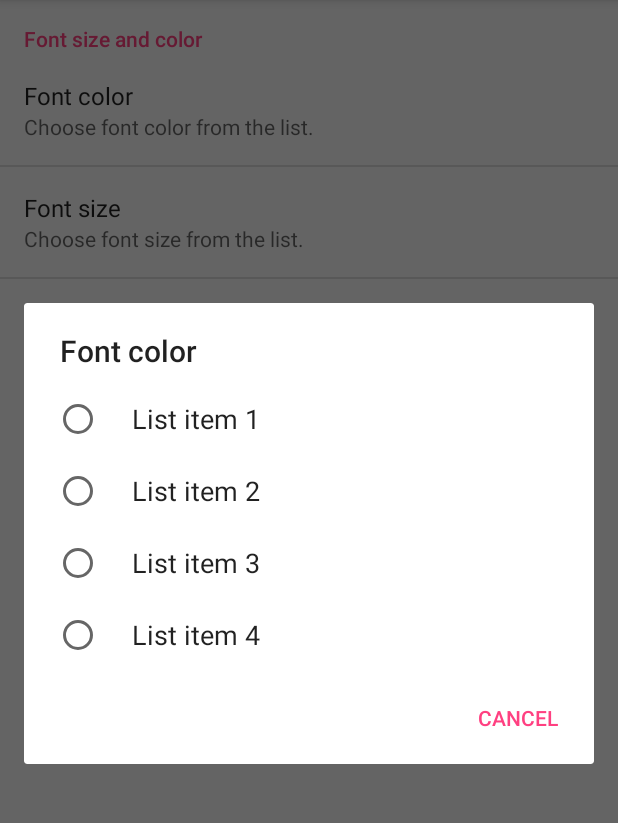
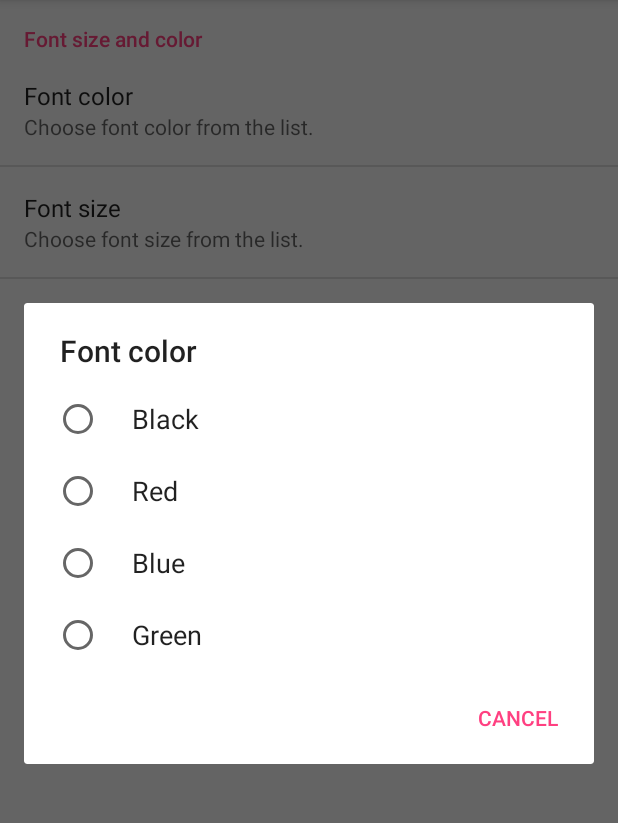
Before and after one commit to L-Dogg/shopping_list, an Android app: the fragment SettingsFragment placed in its activity, after a tap on "Font color", on a phone screen of 412 x 824 dp, the part 84-907 px from its top. Run offline under Robolectric (Android 15) with nearby library versions, the phone set to English and light mode, and no system bars.

Commit message:
Add working font color change in preferences.

```diff
--- a/Shopping/app/build.gradle
+++ b/Shopping/app/build.gradle
@@ -16,6 +16,9 @@ android {
             minifyEnabled false
             proguardFiles getDefaultProguardFile('proguard-android.txt'), 'proguard-rules.pro'
         }
+        debug {
+            testCoverageEnabled = true
+        }
     }
 }
 
--- a/Shopping/app/src/main/java/com/example/szymek/shopping/MainFragment.java
+++ b/Shopping/app/src/main/java/com/example/szymek/shopping/MainFragment.java
@@ -5,8 +5,10 @@ import android.content.Context;
 import android.content.DialogInterface;
 import android.database.Cursor;
 import android.database.sqlite.SQLiteDatabase;
+import android.graphics.Color;
 import android.media.Image;
 import android.os.Bundle;
+import android.support.annotation.ColorInt;
 import android.support.annotation.Nullable;
 import android.support.design.widget.FloatingActionButton;
 import android.app.Fragment;
@@ -23,6 +25,7 @@ import android.widget.AdapterView;
 import android.widget.CheckBox;
 import android.widget.EditText;
 import android.widget.LinearLayout;
+import android.widget.TextView;
 import android.widget.Toast;
 
 import java.util.ArrayList;
--- a/Shopping/app/src/main/res/values/arrays.xml
+++ b/Shopping/app/src/main/res/values/arrays.xml
@@ -1,27 +1,27 @@
 <?xml version="1.0" encoding="utf-8"?>
 <resources>
     <string-array name="font_size_entries">
-        <item>List item 1</item>
-        <item>List item 2</item>
-        <item>List item 3</item>
-        <item>List item 4</item>
+        <item>Small</item>
+        <item>Normall</item>
+        <item>Big</item>
+        <item>Large</item>
     </string-array>
     <string-array name="font_size_values">
-        <item>1</item>
-        <item>2</item>
-        <item>3</item>
-        <item>4</item>
+        <item>small</item>
+        <item>normal</item>
+        <item>big</item>
+        <item>large</item>
     </string-array>
     <string-array name="font_color_entries">
-        <item>List item 1</item>
-        <item>List item 2</item>
-        <item>List item 3</item>
-        <item>List item 4</item>
+        <item>Black</item>
+        <item>Red</item>
+        <item>Blue</item>
+        <item>Green</item>
     </string-array>
     <string-array name="font_color_values">
-        <item>1</item>
-        <item>2</item>
-        <item>3</item>
-        <item>4</item>
+        <item>black</item>
+        <item>red</item>
+        <item>blue</item>
+        <item>green</item>
     </string-array>
 </resources>
--- a/Shopping/app/src/main/res/values/strings.xml
+++ b/Shopping/app/src/main/res/values/strings.xml
@@ -7,4 +7,8 @@
     <string name="summary_color_preference">Choose font color from the list.</string>
     <string name="title_size_preference">Font size</string>
     <string name="summary_size_preference">Choose font size from the list.</string>
+
+    <string name="color">black</string>
+    <string name="size">32sp</string>
+
 </resources>
```
Also changed, not shown: Shopping/app/src/main/java/com/example/szymek/shopping/SettingsFragment.java (+17 -2 lines), Shopping/app/src/main/java/com/example/szymek/shopping/ShoppingAdapter.java (+23 -1 lines).
